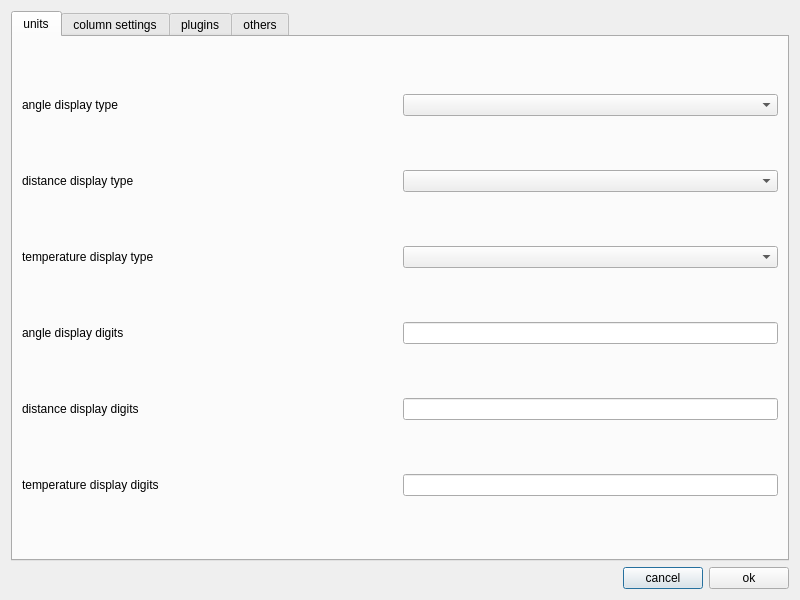
This is ui/dialogs/settingsdialog.ui in OpenIndy/OpenIndy as Qt 5 draws it before an edit. The edited form follows.
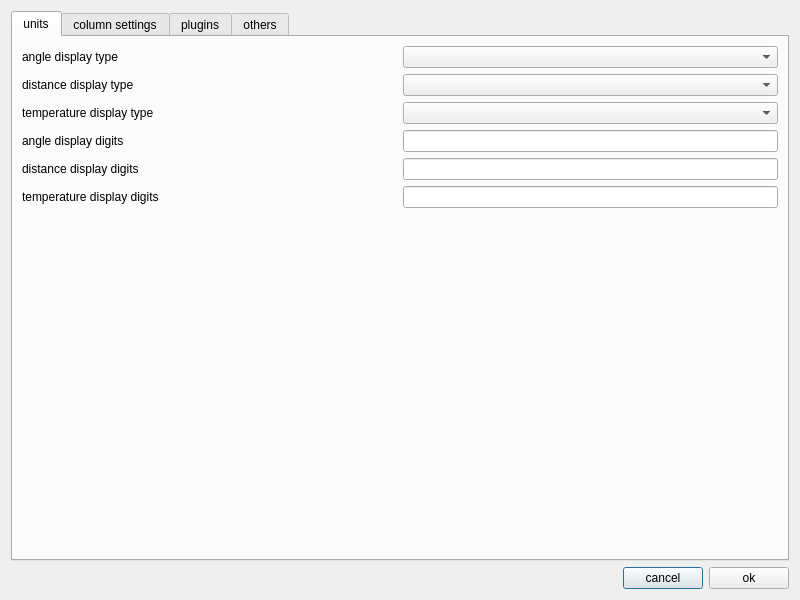
This is the edited form. The open tabs and pages were chosen to show the change. Icons and pictures are not drawn.

The edit to the form file:
```diff
--- a/ui/dialogs/settingsdialog.ui
+++ b/ui/dialogs/settingsdialog.ui
@@ -37,6 +37,8 @@
         <attribute name="title">
          <string>units</string>
         </attribute>
+        <layout class="QGridLayout" name="gridLayout_4">
+         <item row="0" column="0">
         <layout class="QVBoxLayout" name="verticalLayout_2">
          <item>
           <layout class="QHBoxLayout" name="horizontalLayout_2" stretch="1,1">
@@ -119,6 +121,21 @@
            </item>
            <item>
             <widget class="QLineEdit" name="lineEdit_temperatureDigits"/>
+             </item>
+            </layout>
+           </item>
+           <item>
+            <spacer name="verticalSpacer_2">
+             <property name="orientation">
+              <enum>Qt::Vertical</enum>
+             </property>
+             <property name="sizeHint" stdset="0">
+              <size>
+               <width>20</width>
+               <height>40</height>
+              </size>
+             </property>
+            </spacer>
            </item>
           </layout>
          </item>
```
Left out of the diff: 2 changed lines with no effect on the pictures. Lines whose indentation alone changed are shown as unchanged.
